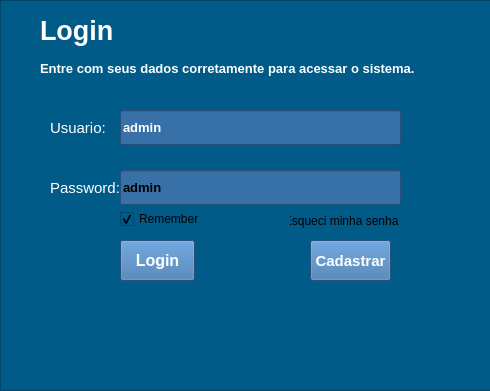
First picture: the form in Views/teladelogin.ui, repository Weslei25/SistemaDeVendas, before the edit.
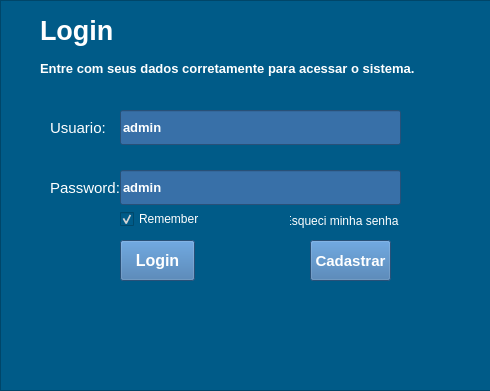
Second picture: the form after the edit. Icons and pictures are not drawn.

Commit message: Alterado o color do inout da senha, remenber

The edit to the form file:
```diff
--- a/Views/teladelogin.ui
+++ b/Views/teladelogin.ui
@@ -118,7 +118,8 @@
       </font>
      </property>
      <property name="styleSheet">
-      <string notr="true">background-color: rgb(56, 112, 168);</string>
+      <string notr="true">background-color: rgb(56, 112, 168);
+color: rgb(255, 255, 255);</string>
      </property>
      <property name="text">
       <string>admin</string>
@@ -231,6 +232,9 @@
        <height>18</height>
       </rect>
      </property>
+     <property name="styleSheet">
+      <string notr="true">color: rgb(255, 255, 255);</string>
+     </property>
      <property name="text">
       <string>Remember</string>
      </property>
@@ -307,6 +311,9 @@
        <height>21</height>
       </rect>
      </property>
+     <property name="styleSheet">
+      <string notr="true">color: rgb(255, 255, 255);</string>
+     </property>
      <property name="text">
       <string>Esqueci minha senha?</string>
      </property>
```
